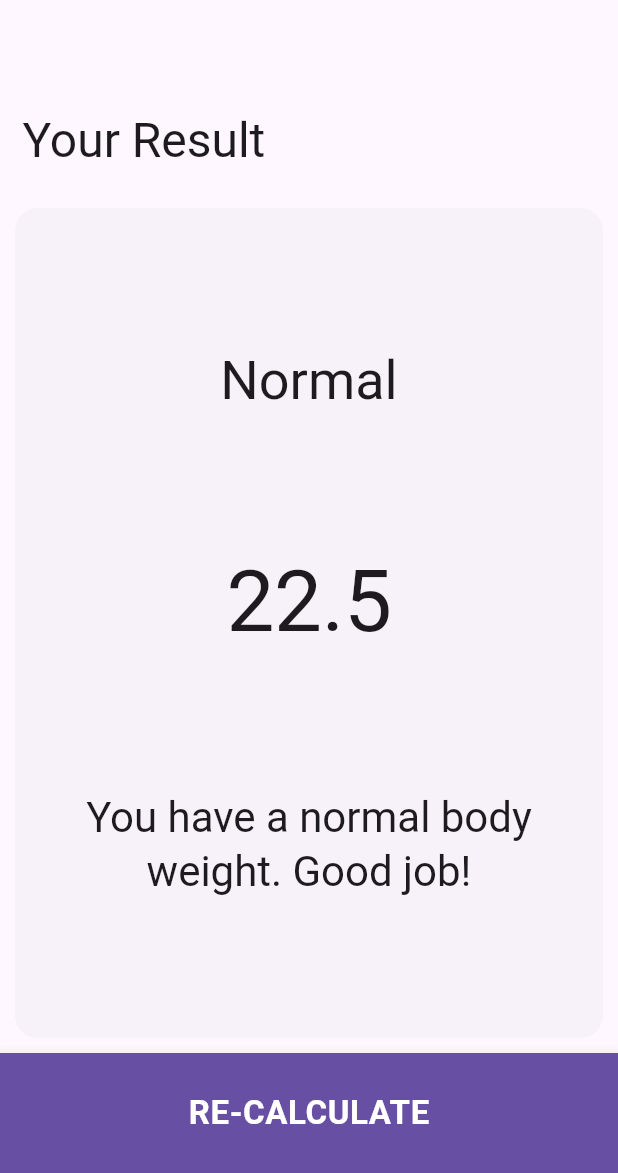
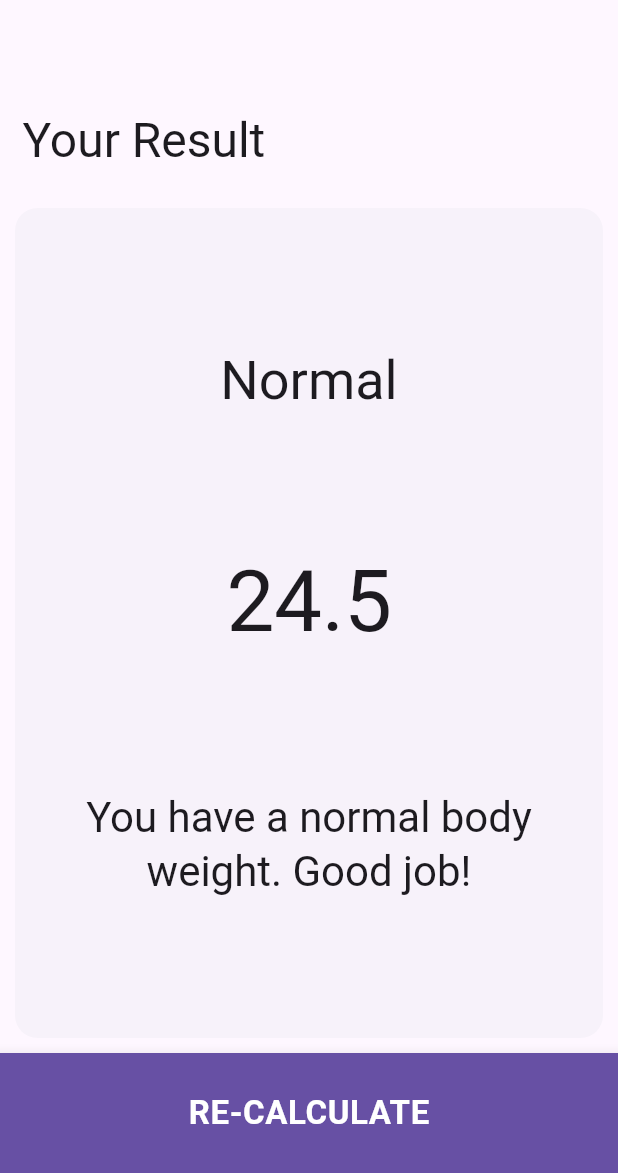
Before and after one commit to stiehle/bmi_calc, a Flutter app: the screen it shows after launch, after a tap on "Calculate Your BMI", on a phone screen of 412 x 824 dp, the part 63-1236 px from its top. Run offline on Flutter 3.47's test engine with Material 3 defaults, Android fonts, the phone set to English and light mode, and no system bars.

Commit message:
Implement CalculatorBrain class for BMI calculation and update navigation in InputPage

```diff
--- /dev/null
+++ b/lib/features/calculator_brain.dart
@@ -0,0 +1,40 @@
+import 'dart:math';
+
+class CalculatorBrain {
+  CalculatorBrain({
+    required this.height,
+    required this.weight,
+    this.sex = true,
+  });
+
+  final int height;
+  final int weight;
+  final bool sex; //tru = male
+
+  double _bmi = 0;
+
+  String calculateBMI() {
+    _bmi = weight / pow(height / 100, 2);
+    return _bmi.toStringAsFixed(1);
+  }
+
+  String getResult() {
+    if (_bmi >= 25) {
+      return 'Overweight';
+    } else if (_bmi > 18.5) {
+      return 'Normal';
+    } else {
+      return 'Underweight';
+    }
+  }
+
+  String getInterpretation() {
+    if (_bmi >= 25) {
+      return 'You have a higher than normal body weight. Try to exercise more.';
+    } else if (_bmi > 18.5) {
+      return 'You have a normal body weight. Good job!';
+    } else {
+      return 'You have a lower than normal body weight. You can eat a bit more.';
+    }
+  }
+}
--- a/lib/features/page/input_page.dart
+++ b/lib/features/page/input_page.dart
@@ -1,9 +1,12 @@
+import 'package:bmi_calc_1/features/page/result_page.dart';
 import 'package:flutter/material.dart';
 
 import '../buttons/bottom_button.dart';
 import '../card/icon_card.dart';
 import '../card/reusable_card.dart';
 import '../buttons/bottom_button_new.dart';
+
+import '../calculator_brain.dart';
 
 // import 'package:bmi_calc_1/features/card/icon_card.dart';
 // import 'package:font_awesome_flutter/font_awesome_flutter.dart';
@@ -106,15 +109,15 @@ class _InputPageState extends State<InputPage> {
                     ],
                   ),
                   Padding(
-                    padding: const EdgeInsets.fromLTRB(25.0, 0.0, 25.0, 0.0),
+                    padding: const EdgeInsets.fromLTRB(15.0, 0.0, 15.0, 0.0),
                     child: SliderTheme(
                       data: SliderThemeData(
                         thumbColor: Colors.red,
                         thumbShape: const RoundSliderThumbShape(
-                          enabledThumbRadius: 18.0,
+                          enabledThumbRadius: 12.0,
                         ),
                         overlayShape: const RoundSliderOverlayShape(
-                          overlayRadius: 30.0,
+                          overlayRadius: 20.0,
                         ),
                         // activeTrackColor: Colors.white,
                         // inactiveTrackColor: Colors.grey,
@@ -255,16 +258,31 @@ class _InputPageState extends State<InputPage> {
               ],
             ),
           ),
-          BottomButton(
-            text: 'Calculate Your BMI',
-            onPressed: () {
-              Navigator.pushNamed(context, '/calculate');
-            },
-          ),
+          // BottomButton(
+          //   text: 'Calculate Your BMI',
+          //   onPressed: () {
+          //     Navigator.pushNamed(context, '/calculate');
+          //   },
+          // ),
           BottomButtonNew(
             text: 'Calculate Your BMI',
             onPressed: () {
-              Navigator.pushNamed(context, '/calculate');
+              CalculatorBrain calc = CalculatorBrain(
+                height: sliderHeight.round(),
+                weight: weight,
+              );
+
+              // Navigator.pushNamed(context, '/calculate');
+              Navigator.push(
+                context,
+                MaterialPageRoute(
+                  builder: (context) => ResultPage(
+                    bmiResult: calc.calculateBMI(),
+                    resultText: calc.getResult(),
+                    interpretation: calc.getInterpretation(),
+                  ),
+                ),
+              );
             },
           ),
         ],
--- a/lib/features/page/result_page.dart
+++ b/lib/features/page/result_page.dart
@@ -1,11 +1,22 @@
-import 'package:bmi_calc_1/features/buttons/bottom_button.dart';
+// import 'package:bmi_calc_1/features/buttons/bottom_button.dart';
 import 'package:bmi_calc_1/features/card/reusable_card.dart';
 import 'package:flutter/material.dart';
 
 import '../buttons/bottom_button_new.dart';
 
 class ResultPage extends StatelessWidget {
-  const ResultPage({super.key});
+  // const ResultPage({super.key});
+
+  ResultPage({
+    super.key,
+    required this.bmiResult,
+    required this.resultText,
+    required this.interpretation,
+  });
+
+  String bmiResult = '24.5';
+  String resultText = 'Normal';
+  String interpretation = 'You have a normal body weight. Good job!';
 
   @override
   Widget build(BuildContext context) {
@@ -37,7 +48,7 @@ class ResultPage extends StatelessWidget {
                     style: Theme.of(context).textTheme.displaySmall,
                   ),
                   Text(
-                    '22.5',
+                    '24.5 ',
                     textAlign: TextAlign.center,
                     style: Theme.of(context).textTheme.displayLarge,
                   ),
--- a/lib/main.dart
+++ b/lib/main.dart
@@ -25,7 +25,7 @@ class MyApp extends StatelessWidget {
         textTheme: TextTheme(
           displayLarge: TextStyle(
             // color: Colors.white,
-            fontSize: 100,
+            fontSize: 80,
             fontWeight: FontWeight.bold,
           ),
           displayMedium: TextStyle(
@@ -50,7 +50,7 @@ class MyApp extends StatelessWidget {
       initialRoute: '/',
       routes: {
         '/': (context) => const InputPage(title: 'BMI Calculator'),
-        '/calculate': (context) => const ResultPage(),
+        //'/calculate': (context) => const ResultPage(),
       },
 
       // theme: ThemeData.dark().copyWith(
```
